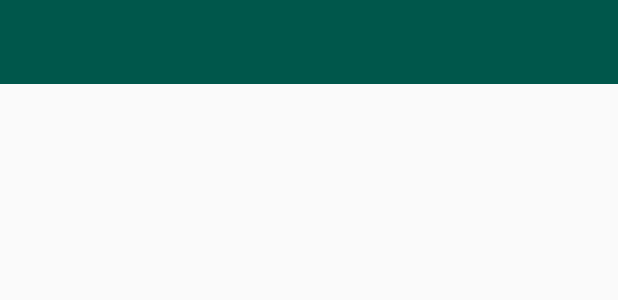
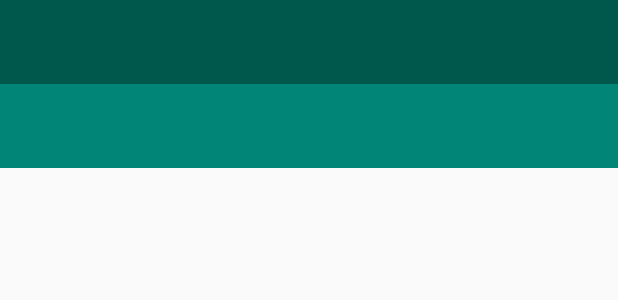
Before and after one commit to dariogabriel113/NavigationDrawerDemo, an Android app: the layout activity_main.xml on its own in the app's theme, with its tools: preview values and no code run, on a phone screen of 412 x 824 dp. Shown: the top 300 px of the screen. Run offline under Robolectric (Android 15) with nearby library versions, the phone set to English and light mode, and no system bars.

Commit message:
Cria base toolbar.xml

```diff
--- a/app/src/main/res/layout/toolbar.xml
+++ b/app/src/main/res/layout/toolbar.xml
@@ -1,6 +1,15 @@
 <?xml version="1.0" encoding="utf-8"?>
-<LinearLayout xmlns:android="http://schemas.android.com/apk/res/android"
-    android:orientation="vertical" android:layout_width="match_parent"
-    android:layout_height="match_parent">
+<LinearLayout
+    xmlns:android="http://schemas.android.com/apk/res/android"
+    xmlns:app="http://schemas.android.com/apk/res-auto"
+    android:layout_width="match_parent"
+    android:layout_height="match_parent"
+    android:orientation="vertical">
+
+    <android.support.v7.widget.Toolbar
+        android:layout_width="match_parent"
+        android:layout_height="?attr/actionBarSize"
+        android:background="?attr/colorPrimary"
+        app:theme="@style/ThemeOverlay.AppCompat.Dark.ActionBar" />
 
 </LinearLayout>
```
